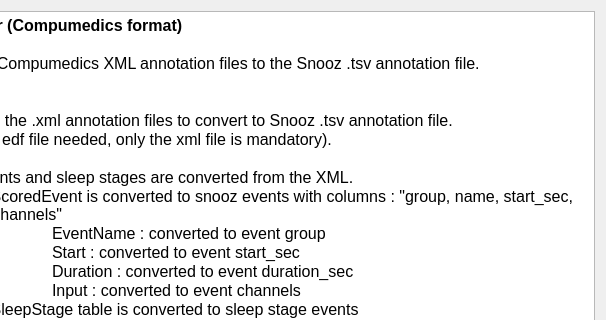
Before: the Qt Designer form tools/CEAMSTools/ConvertXMLCompumedics/IntroStep/Ui_IntroStep.ui in SnoozToolbox/snooz-package-ceams, drawn with Qt 5; both pictures show x 124 to 730 and y 0 to 320 of the 730 by 590 pixel window.
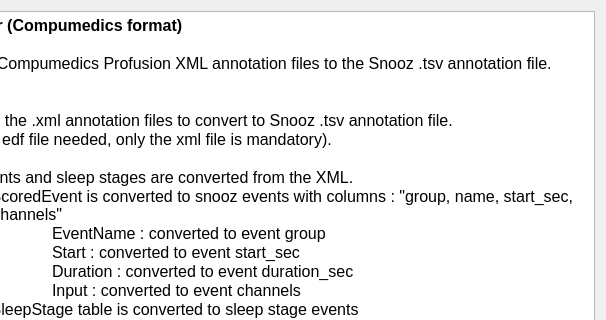
After: the same form once the commit is applied.

Patch:
```diff
--- a/tools/CEAMSTools/ConvertXMLCompumedics/IntroStep/Ui_IntroStep.ui
+++ b/tools/CEAMSTools/ConvertXMLCompumedics/IntroStep/Ui_IntroStep.ui
@@ -27,12 +27,15 @@
      </property>
      <property name="html">
       <string>&lt;!DOCTYPE HTML PUBLIC &quot;-//W3C//DTD HTML 4.0//EN&quot; &quot;http://www.w3.org/TR/REC-html40/strict.dtd&quot;&gt;
-&lt;html&gt;&lt;head&gt;&lt;meta name=&quot;qrichtext&quot; content=&quot;1&quot; /&gt;&lt;style type=&quot;text/css&quot;&gt;
+&lt;html&gt;&lt;head&gt;&lt;meta name=&quot;qrichtext&quot; content=&quot;1&quot; /&gt;&lt;meta charset=&quot;utf-8&quot; /&gt;&lt;style type=&quot;text/css&quot;&gt;
 p, li { white-space: pre-wrap; }
+hr { height: 1px; border-width: 0; }
+li.unchecked::marker { content: &quot;\2610&quot;; }
+li.checked::marker { content: &quot;\2612&quot;; }
 &lt;/style&gt;&lt;/head&gt;&lt;body style=&quot; font-family:'Roboto'; font-size:12pt; font-weight:400; font-style:normal;&quot;&gt;
 &lt;p style=&quot; margin-top:0px; margin-bottom:0px; margin-left:0px; margin-right:0px; -qt-block-indent:0; text-indent:0px;&quot;&gt;&lt;span style=&quot; font-weight:600;&quot;&gt;XML converter (Compumedics format)&lt;/span&gt;&lt;/p&gt;
 &lt;p style=&quot;-qt-paragraph-type:empty; margin-top:0px; margin-bottom:0px; margin-left:0px; margin-right:0px; -qt-block-indent:0; text-indent:0px;&quot;&gt;&lt;br /&gt;&lt;/p&gt;
-&lt;p style=&quot; margin-top:0px; margin-bottom:0px; margin-left:0px; margin-right:0px; -qt-block-indent:0; text-indent:0px;&quot;&gt;To convert the Compumedics XML annotation files to the Snooz .tsv annotation file.&lt;/p&gt;
+&lt;p style=&quot; margin-top:0px; margin-bottom:0px; margin-left:0px; margin-right:0px; -qt-block-indent:0; text-indent:0px;&quot;&gt;To convert the Compumedics Profusion XML annotation files to the Snooz .tsv annotation file.&lt;/p&gt;
 &lt;p style=&quot;-qt-paragraph-type:empty; margin-top:0px; margin-bottom:0px; margin-left:0px; margin-right:0px; -qt-block-indent:0; text-indent:0px;&quot;&gt;&lt;br /&gt;&lt;/p&gt;
 &lt;p style=&quot; margin-top:0px; margin-bottom:0px; margin-left:0px; margin-right:0px; -qt-block-indent:0; text-indent:0px;&quot;&gt;1 - Input Files : &lt;/p&gt;
 &lt;p style=&quot; margin-top:0px; margin-bottom:0px; margin-left:0px; margin-right:0px; -qt-block-indent:0; text-indent:0px;&quot;&gt;	Add the .xml annotation files to convert to Snooz .tsv annotation file.&lt;/p&gt;
```
